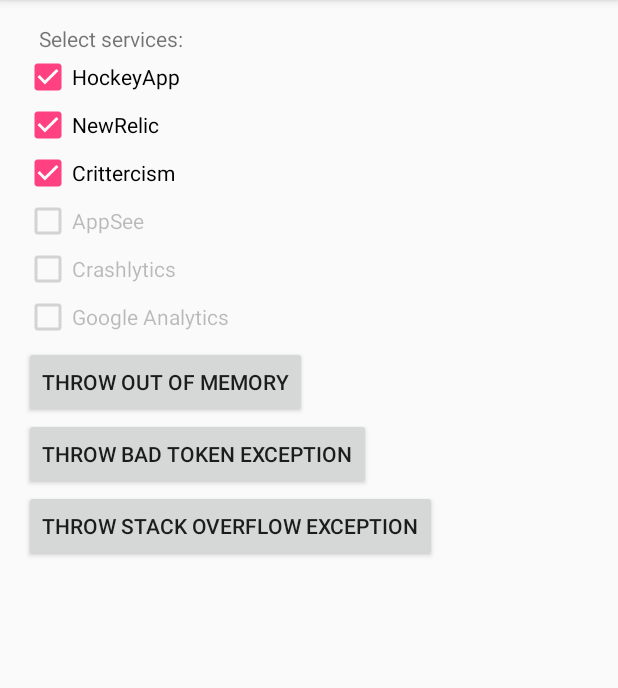
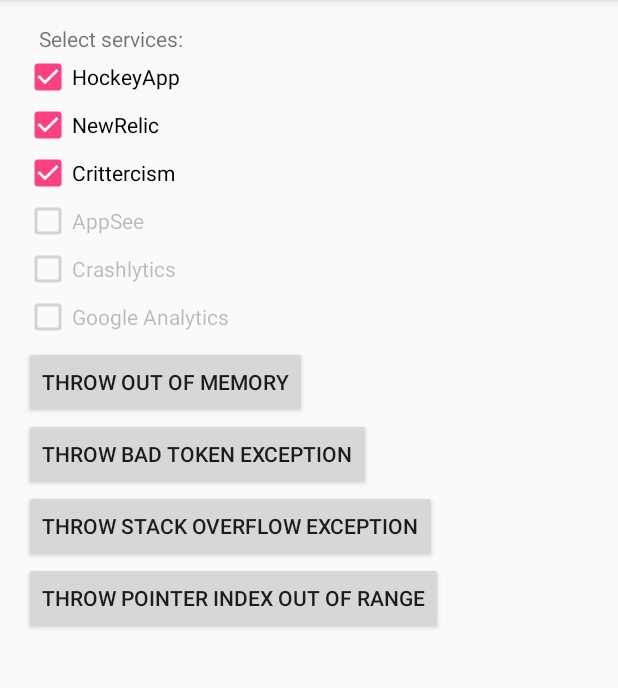
Before and after one commit to YK1007/crashdroid, an Android app: the screen it shows after launch (MainActivity), on a phone screen of 412 x 824 dp, the part 84-772 px from its top. Run offline under Robolectric (Android 15) with nearby library versions, the phone set to English and light mode, and no system bars; our stand-ins replace ButterKnife.

Commit message:
MA-2106 simulate pointerIndex out of range. Overrided onInterceptTouchEvent in ScrollView and called MotionEvent.getX(-1), which throws IllegalArgumentException pointerIndex out of range.

```diff
--- a/app/src/main/java/com/namshi/crashdroid/MainActivity.java
+++ b/app/src/main/java/com/namshi/crashdroid/MainActivity.java
@@ -1,6 +1,5 @@
 package com.namshi.crashdroid;
 
-import android.app.Activity;
 import android.os.Bundle;
 import android.support.v7.app.AppCompatActivity;
 import android.util.SparseArray;
@@ -24,7 +23,6 @@ public class MainActivity extends AppCompatActivity implements MainView, OnCheck
     @Bind(R.id.progressBarFrameLayout)
     FrameLayout progressBarLayout;
 
-    Activity deadActivity;
     MainPresenter presenter;
 
     @Override
--- a/app/src/main/res/layout/activity_main.xml
+++ b/app/src/main/res/layout/activity_main.xml
@@ -48,6 +48,17 @@
             android:layout_height="wrap_content"
             android:text="@string/throw_stack_overflow_exception"
             android:id="@+id/buttonStackOverflowError"/>
+
+        <com.namshi.crashdroid.CustomScrollView
+            android:layout_width="wrap_content"
+            android:layout_height="wrap_content">
+            <Button
+                android:layout_width="wrap_content"
+                android:layout_height="wrap_content"
+                android:text="@string/throw_pointer_index_out_of_range"
+                android:id="@+id/buttonPointerIndexOutOfRange"/>
+        </com.namshi.crashdroid.CustomScrollView>
+
     </LinearLayout>
 
     <FrameLayout
--- a/app/src/main/res/values/strings.xml
+++ b/app/src/main/res/values/strings.xml
@@ -10,4 +10,5 @@
     <string name="throw_out_of_memory">Throw "Out Of Memory"</string>
     <string name="throw_bad_token_exception">Throw "Bad Token Exception"</string>
     <string name="throw_stack_overflow_exception">Throw "Stack Overflow Exception"</string>
+    <string name="throw_pointer_index_out_of_range">Throw "Pointer Index Out Of Range"</string>
 </resources>
```
Also changed, not shown: app/src/main/java/com/namshi/crashdroid/CustomScrollView.java (added, +31 -0 lines).
